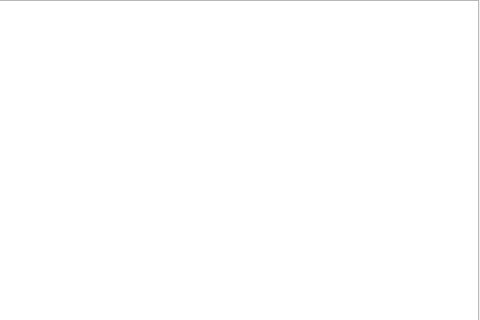
luym11/routing, file mainwindow.ui: the form before one commit; both pictures show x 462 to 942 and y 0 to 320 of the 942 by 663 pixel window.
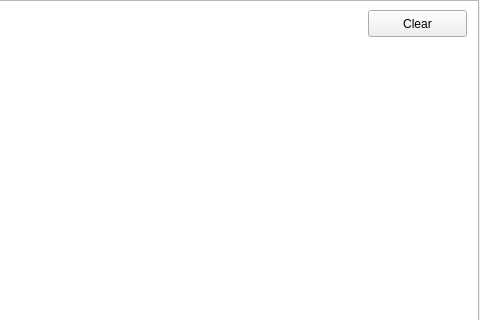
The form after the commit.

Commit message: display of vehicle number finished, adjusted delay param for my vehicle to 400

Patch:
```diff
--- a/mainwindow.ui
+++ b/mainwindow.ui
@@ -316,6 +316,19 @@
      </rect>
     </property>
    </widget>
+   <widget class="QPushButton" name="pushButton_10">
+    <property name="geometry">
+     <rect>
+      <x>830</x>
+      <y>10</y>
+      <width>99</width>
+      <height>27</height>
+     </rect>
+    </property>
+    <property name="text">
+     <string>Clear</string>
+    </property>
+   </widget>
   </widget>
   <widget class="QStatusBar" name="statusBar"/>
  </widget>
```
The commit also changes 2 other files.
